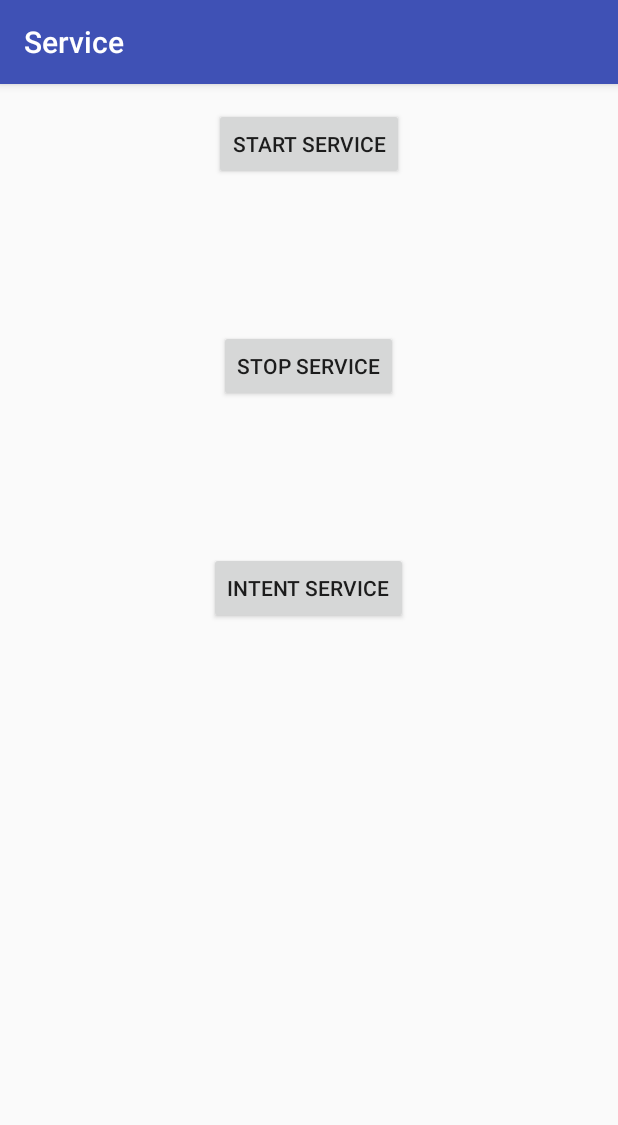
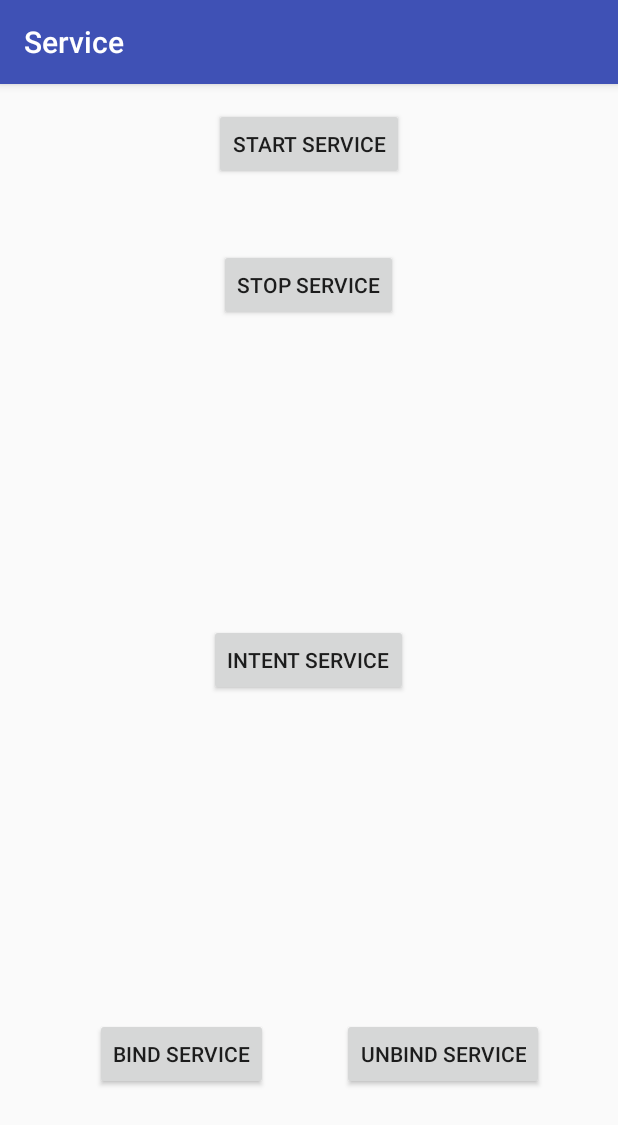
Before and after one commit to gfvvz/ServiceLearning, an Android app: the screen it shows after launch (MainActivity), on a phone screen of 412 x 824 dp. Shown: the top 1125 px of the screen. Run offline under Robolectric (Android 15) with nearby library versions, the phone set to English and light mode, and no system bars.

Commit message:
Add bind and unbind service example.
Change-Id: I9a854c7fc98153568092ea7faf515072be5deaf4
Signed-off-by: AndroidMan <gfvvz@163.com>

```diff
--- a/app/src/main/java/com/cmx/service/MainActivity.java
+++ b/app/src/main/java/com/cmx/service/MainActivity.java
@@ -1,6 +1,9 @@
 package com.cmx.service;
 
+import android.content.ComponentName;
 import android.content.Intent;
+import android.content.ServiceConnection;
+import android.os.IBinder;
 import android.support.v7.app.AppCompatActivity;
 import android.os.Bundle;
 import android.util.Log;
@@ -12,6 +15,31 @@ public class MainActivity extends AppCompatActivity implements View.OnClickListe
     private Button button1_start_service;
     private Button button2_stop_service;
     private Button button3_intent_service;
+    private Button button4_bind_service;
+    private Button button5_unbind_service;
+
+    private MyService.MyBinder myBinder;
+    boolean mBound = false; //一开始，并没有和Service绑定.这个参数是用来显示绑定状态
+
+    //匿名内部类：服务连接对象
+    private ServiceConnection connection = new ServiceConnection() {
+
+        //当服务异常终止时会调用。注意，解除绑定服务时不会调用
+        @Override
+        public void onServiceDisconnected(ComponentName name) {
+            mBound = false;
+        }
+
+        //和服务绑定成功后，服务会回调该方法
+        @Override
+        public void onServiceConnected(ComponentName name, IBinder service) {
+            myBinder = (MyService.MyBinder) service;
+            //在Activity中调用Service里面的方法
+            myBinder.startDownload();
+            myBinder.getProgress();
+            mBound = true;
+        }
+    };
 
     @Override
     protected void onCreate(Bundle savedInstanceState) {
@@ -21,9 +49,14 @@ public class MainActivity extends AppCompatActivity implements View.OnClickListe
         button1_start_service = (Button) findViewById(R.id.start_service);
         button2_stop_service = (Button) findViewById(R.id.stop_service);
         button3_intent_service = (Button) findViewById(R.id.intent_service);
+        button4_bind_service = (Button) findViewById(R.id.bind_service);
+        button5_unbind_service = (Button) findViewById(R.id.unbind_service);
+
         button1_start_service.setOnClickListener(this);
         button2_stop_service.setOnClickListener(this);
         button3_intent_service.setOnClickListener(this);
+        button4_bind_service.setOnClickListener(this);
+        button5_unbind_service.setOnClickListener(this);
     }
 
     @Override
@@ -40,10 +73,24 @@ public class MainActivity extends AppCompatActivity implements View.OnClickListe
             case R.id.intent_service:
                 Log.d("MainActivity", "主线程的id是：" + Thread.currentThread().getId());
 
-                //android.os.Debug.waitForDebugger();
-
                 Intent intentService = new Intent(this, MyIntentService.class);
                 startService(intentService);
+                break;
+            case R.id.bind_service:
+                Intent bindIntent = new Intent(this, MyService.class);
+                bindService(bindIntent, connection, BIND_AUTO_CREATE);
+                break;
+            case R.id.unbind_service:
+                /**
+                 * 如果和Service是绑定的状态，就解除绑定。
+                 * 如果我们既点击了Start Service按钮，又点击了Bind Service按钮，无论单独点击Stop Service按钮还是Unbind Service按钮，Service都不会被销毁。
+                 * 必须将Unbind Service按钮和Stop Service按钮都点击一下（没有先后顺序），Service才会被销毁。
+                 * 结论：一个Service必须要在既没有和任何Activity关联又处理停止状态的时候才会被销毁。
+                 */
+                if (mBound) {
+                    mBound = false;
+                    unbindService(connection);
+                }
                 break;
             default:
                 break;
--- a/app/src/main/res/layout/activity_main.xml
+++ b/app/src/main/res/layout/activity_main.xml
@@ -21,7 +21,7 @@
         android:layout_height="wrap_content"
         android:text="Stop Service"
         android:id="@+id/stop_service"
-        android:layout_marginTop="100dp"
+        android:layout_marginTop="46dp"
         android:layout_below="@+id/start_service"
         android:layout_centerHorizontal="true" />
 
@@ -30,7 +30,25 @@
         android:layout_height="wrap_content"
         android:text="Intent Service"
         android:id="@+id/intent_service"
-        android:layout_marginTop="100dp"
-        android:layout_below="@+id/stop_service"
+        android:layout_centerVertical="true"
         android:layout_centerHorizontal="true" />
+
+    <Button
+        android:layout_width="wrap_content"
+        android:layout_height="wrap_content"
+        android:text="Bind Service"
+        android:id="@+id/bind_service"
+        android:layout_alignParentBottom="true"
+        android:layout_alignParentStart="true"
+        android:layout_marginStart="47dp"
+        android:layout_marginBottom="81dp" />
+
+    <Button
+        android:layout_width="wrap_content"
+        android:layout_height="wrap_content"
+        android:text="Unbind Service"
+        android:id="@+id/unbind_service"
+        android:layout_alignTop="@+id/bind_service"
+        android:layout_alignParentEnd="true"
+        android:layout_marginEnd="33dp" />
 </RelativeLayout>
```
Also changed, not shown: app/src/main/java/com/cmx/service/MyService.java (+18 -1 lines).
